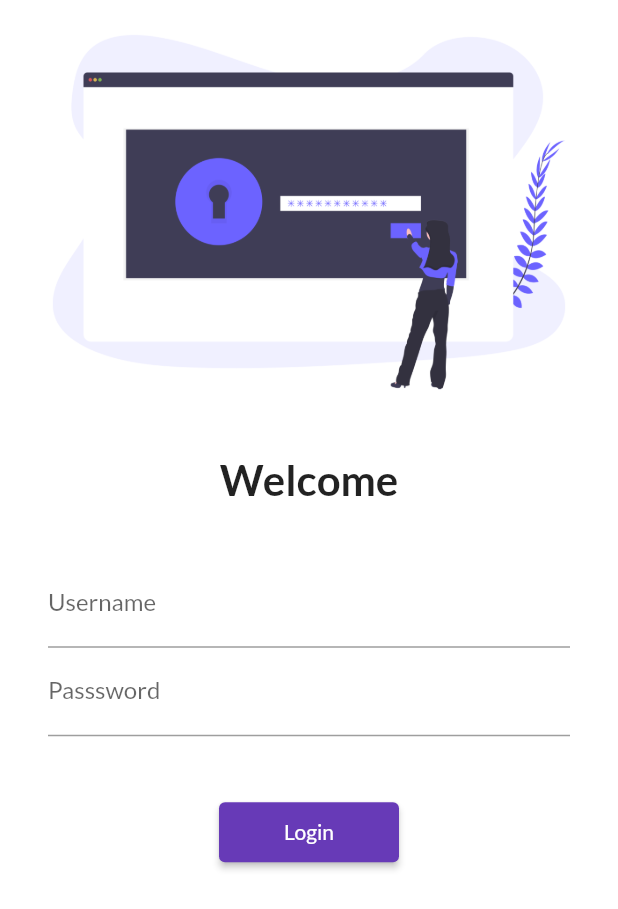
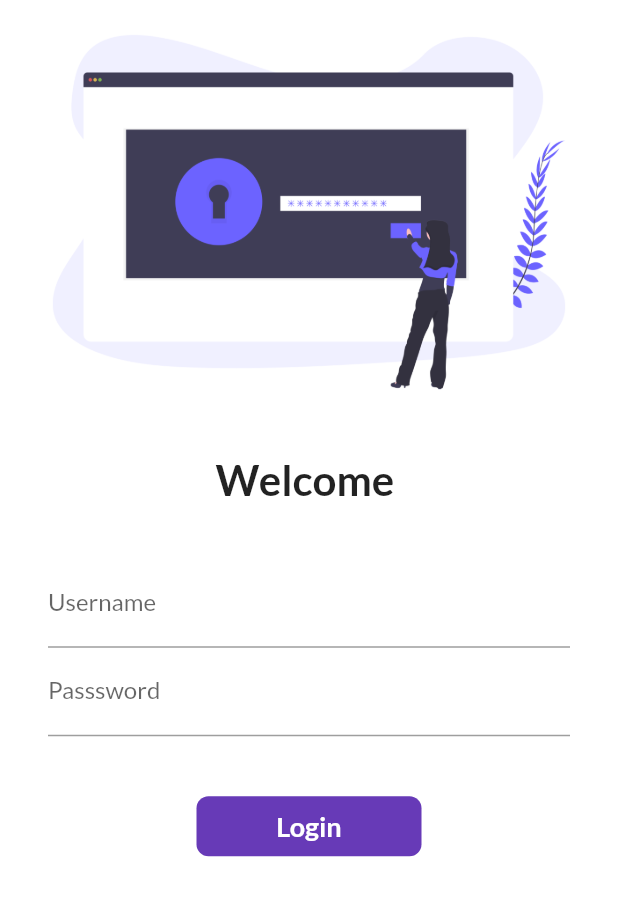
Before and after one commit to ujjwal509kumar/FlutterFirstProject, a Flutter app: the screen it shows after launch, on a phone screen of 412 x 824 dp. Shown: the top 909 px of the screen. Run offline on Flutter 3.47's test engine with Material 2 defaults, Android fonts, the phone set to English and light mode, and no system bars; our stand-ins replace google_fonts.

Commit message:
day 6 completed

```diff
--- a/lib/login_page.dart
+++ b/lib/login_page.dart
@@ -1,8 +1,15 @@
 import 'package:flutter/material.dart';
 import 'package:first_app/routes.dart';
 
-class LoginPage extends StatelessWidget {
+class LoginPage extends StatefulWidget {
 
+  @override
+  State<LoginPage> createState() => _LoginPageState();
+}
+
+class _LoginPageState extends State<LoginPage> {
+  String name ="";
+  bool ChangeButton = false;
   @override
   Widget build(BuildContext context) {
     return Material(
@@ -18,7 +25,7 @@ class LoginPage extends StatelessWidget {
                 height: 20.0,
               ),
             Text(
-              "Welcome",
+              "Welcome $name",
               style: TextStyle(
                 fontSize: 28,
                 fontWeight: FontWeight.bold,
@@ -36,6 +43,12 @@ class LoginPage extends StatelessWidget {
                     hintText: "Enter the username",
                     labelText: "Username",
                   ),
+                  onChanged: (value){
+                    name = value;
+                  setState(() {
+
+                  });
+                  },
                 ),
                 TextFormField(
                   obscureText: true,
@@ -48,14 +61,41 @@ class LoginPage extends StatelessWidget {
                 height: 40.0,
               ),
 
-              ElevatedButton(onPressed: (){
-                Navigator.pushNamed(context, MyRoutes.homeRoute);
-              } ,
-              child: Text("Login"),
-              style: TextButton.styleFrom(
-                minimumSize: Size(120, 40)),
-              )
-                ],),
+              InkWell(
+                onTap: () async {
+                  setState(() {
+                    ChangeButton = true;
+                  });
+                  await Future.delayed(Duration(seconds: 1));
+                  Navigator.pushNamed(context, MyRoutes.homeRoute);
+                },
+                child: AnimatedContainer(
+                  duration: Duration(seconds: 1),
+                  width: ChangeButton ? 65:150,
+                  height: 40,
+                  alignment: Alignment.center,
+                  child: ChangeButton?Icon(Icons.done,color: Colors.white): Text(
+                    "Login",
+                    style: TextStyle(color: Colors.white,
+                    fontWeight: FontWeight.bold,
+                    fontSize: 18),
+                    ),
+                    decoration: BoxDecoration(
+                      color: Colors.deepPurple,
+                      borderRadius: BorderRadius.circular(ChangeButton ? 50:8),
+                    ),
+                ),
+              ),
+
+              //ElevatedButton(onPressed: (){
+             //   Navigator.pushNamed(context, MyRoutes.homeRoute);
+             // } ,
+              //child: Text("Login"),
+              //style: TextButton.styleFrom(
+              //  minimumSize: Size(120, 40)),
+              //)
+                ],
+                ),
               )
           ],
         ),
```
